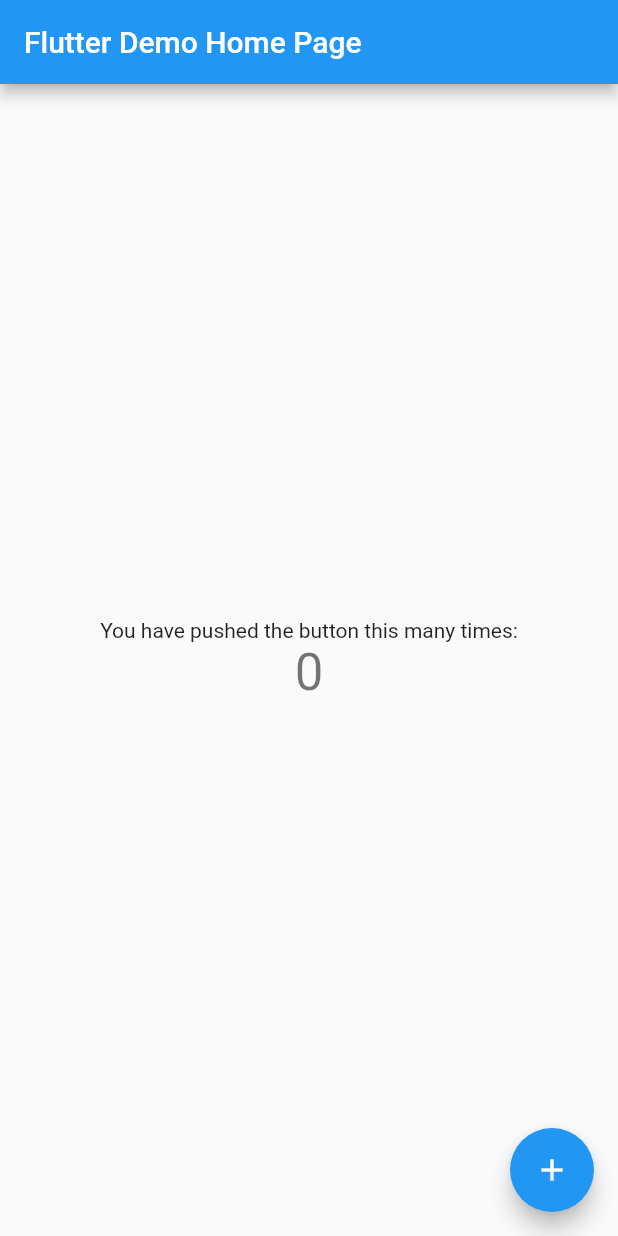
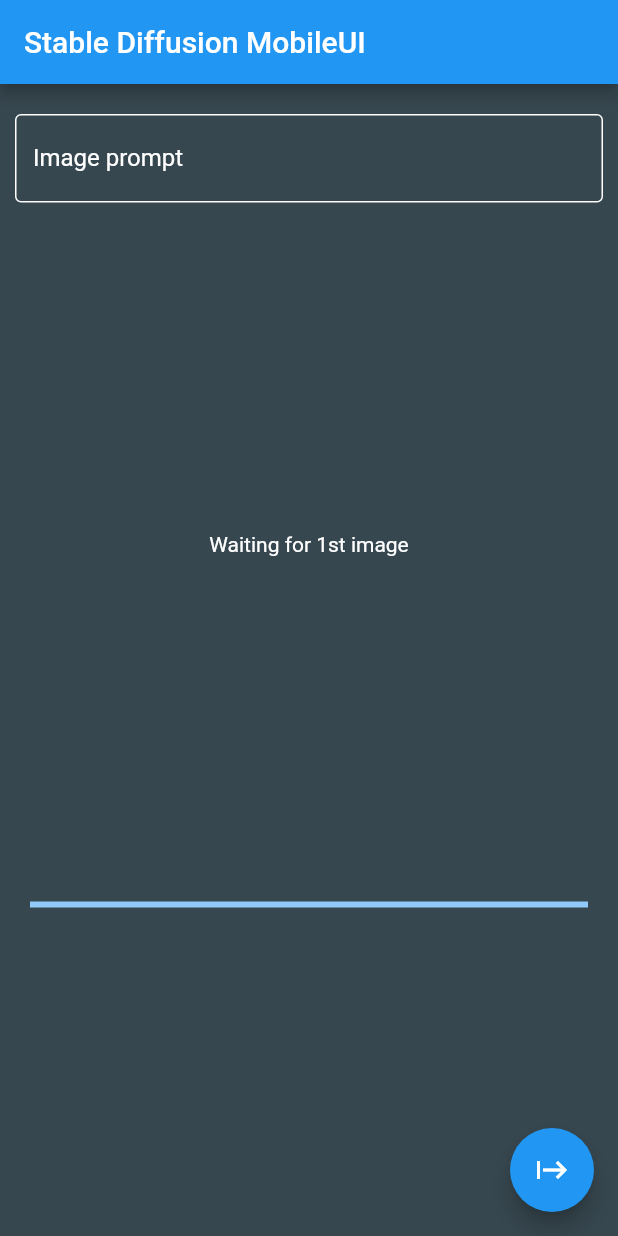
Before and after one commit to bjm021/stable_diffusion_mobileui, a Flutter app: the screen it shows after launch, on a phone screen of 412 x 824 dp. Run offline on Flutter 3.47's test engine with Material 2 defaults, Android fonts, the phone set to English and light mode, and no system bars; missing offline and left inert: dart:ffi.

Commit message:
First prototype

```diff
--- a/lib/main.dart
+++ b/lib/main.dart
@@ -1,8 +1,16 @@
+import 'dart:ffi';
+
 import 'package:flutter/material.dart';
+import 'dart:convert';
+import 'package:http/http.dart' as http;
 
 void main() {
   runApp(const MyApp());
 }
+
+bool inProgress = false;
+final progressValue = ValueNotifier<double>(0.0);
+double eta = 0.0;
 
 class MyApp extends StatelessWidget {
   const MyApp({super.key});
@@ -13,33 +21,20 @@ class MyApp extends StatelessWidget {
     return MaterialApp(
       title: 'Flutter Demo',
       theme: ThemeData(
-        // This is the theme of your application.
-        //
-        // Try running your application with "flutter run". You'll see the
-        // application has a blue toolbar. Then, without quitting the app, try
-        // changing the primarySwatch below to Colors.green and then invoke
-        // "hot reload" (press "r" in the console where you ran "flutter run",
-        // or simply save your changes to "hot reload" in a Flutter IDE).
-        // Notice that the counter didn't reset back to zero; the application
-        // is not restarted.
         primarySwatch: Colors.blue,
+        scaffoldBackgroundColor: Colors.blueGrey.shade800,
+        textTheme: const TextTheme(
+          bodyText2: TextStyle(color: Colors.white),
+          bodyText1: TextStyle(color: Colors.white),
+        ),
       ),
-      home: const MyHomePage(title: 'Flutter Demo Home Page'),
+      home: const MyHomePage(title: 'Stable Diffusion MobileUI'),
     );
   }
 }
 
 class MyHomePage extends StatefulWidget {
   const MyHomePage({super.key, required this.title});
-
-  // This widget is the home page of your application. It is stateful, meaning
-  // that it has a State object (defined below) that contains fields that affect
-  // how it looks.
-
-  // This class is the configuration for the state. It holds the values (in this
-  // case the title) provided by the parent (in this case the App widget) and
-  // used by the build method of the State. Fields in a Widget subclass are
-  // always marked "final".
 
   final String title;
 
@@ -48,68 +43,178 @@ class MyHomePage extends StatefulWidget {
 }
 
 class _MyHomePageState extends State<MyHomePage> {
-  int _counter = 0;
-
-  void _incrementCounter() {
-    setState(() {
-      // This call to setState tells the Flutter framework that something has
-      // changed in this State, which causes it to rerun the build method below
-      // so that the display can reflect the updated values. If we changed
-      // _counter without calling setState(), then the build method would not be
-      // called again, and so nothing would appear to happen.
-      _counter++;
-    });
-  }
+  String imageDataBase64 = 'NONE';
+  var promptController = TextEditingController();
 
   @override
   Widget build(BuildContext context) {
-    // This method is rerun every time setState is called, for instance as done
-    // by the _incrementCounter method above.
-    //
-    // The Flutter framework has been optimized to make rerunning build methods
-    // fast, so that you can just rebuild anything that needs updating rather
-    // than having to individually change instances of widgets.
     return Scaffold(
       appBar: AppBar(
-        // Here we take the value from the MyHomePage object that was created by
-        // the App.build method, and use it to set our appbar title.
         title: Text(widget.title),
       ),
-      body: Center(
-        // Center is a layout widget. It takes a single child and positions it
-        // in the middle of the parent.
+      body: SingleChildScrollView(
         child: Column(
-          // Column is also a layout widget. It takes a list of children and
-          // arranges them vertically. By default, it sizes itself to fit its
-          // children horizontally, and tries to be as tall as its parent.
-          //
-          // Invoke "debug painting" (press "p" in the console, choose the
-          // "Toggle Debug Paint" action from the Flutter Inspector in Android
-          // Studio, or the "Toggle Debug Paint" command in Visual Studio Code)
-          // to see the wireframe for each widget.
-          //
-          // Column has various properties to control how it sizes itself and
-          // how it positions its children. Here we use mainAxisAlignment to
-          // center the children vertically; the main axis here is the vertical
-          // axis because Columns are vertical (the cross axis would be
-          // horizontal).
+          mainAxisSize: MainAxisSize.min,
           mainAxisAlignment: MainAxisAlignment.center,
           children: <Widget>[
-            const Text(
-              'You have pushed the button this many times:',
+            Padding(
+              padding: const EdgeInsets.fromLTRB(10, 20, 10, 10),
+              child: TextFormField(
+                controller: promptController,
+                style: const TextStyle(color: Colors.white),
+                decoration: const InputDecoration(
+                  border: OutlineInputBorder(),
+                  enabledBorder: OutlineInputBorder(
+                    borderSide: BorderSide(color: Colors.white),
+                  ),
+                  focusedBorder: OutlineInputBorder(
+                    borderSide: BorderSide(color: Colors.blue),
+                  ),
+                  labelStyle: TextStyle(color: Colors.white),
+                  labelText: 'Image prompt',
+                ),
+              ),
             ),
-            Text(
-              '$_counter',
-              style: Theme.of(context).textTheme.headline4,
+            Padding(
+                padding: const EdgeInsets.fromLTRB(10, 10, 10, 10),
+                child: () {
+                  if (imageDataBase64 == 'NONE') {
+                    return const Padding(
+                      padding: EdgeInsets.fromLTRB(10, 200, 10, 200),
+                      child: Text(
+                        'Waiting for 1st image',
+                        style: TextStyle(color: Colors.white),
+                      ),
+                    );
+                  } else {
+                    return Image.memory(base64Decode(imageDataBase64));
+                  }
+                }()),
+            ValueListenableBuilder(
+              valueListenable: progressValue,
+              builder: (context, value, child) {
+                return Padding(
+                  padding: EdgeInsets.fromLTRB(20, 20, 20, 20),
+                  child: LinearProgressIndicator(
+                    value: value,
+                    semanticsLabel: "kkd",
+                  ),
+                );
+              },
             ),
           ],
         ),
       ),
       floatingActionButton: FloatingActionButton(
-        onPressed: _incrementCounter,
+        onPressed: () {
+          createImage(promptController.text).then((value) => {
+                setState(() {
+                  var image = value;
+                  if (value.contains(",")) {
+                    image = value.split(",")[1];
+                  }
+                  imageDataBase64 = image;
+                })
+              });
+        },
         tooltip: 'Increment',
-        child: const Icon(Icons.add),
+        child: const Icon(Icons.start),
       ), // This trailing comma makes auto-formatting nicer for build methods.
     );
   }
 }
+
+class ProgressBarIndicator extends StatefulWidget {
+  const ProgressBarIndicator({Key? key}) : super(key: key);
+
+  @override
+  State<ProgressBarIndicator> createState() => _ProgressBarIndicatorState();
+}
+
+class _ProgressBarIndicatorState extends State<ProgressBarIndicator>
+    with TickerProviderStateMixin {
+  late AnimationController controller;
+
+  @override
+  Widget build(BuildContext context) {
+    return LinearProgressIndicator(
+      value: controller.value,
+      semanticsLabel: 'Linear progress indicator',
+    );
+  }
+}
+
+Future<String> createImage(String prompt) async {
+  var map = <String, String>{};
+
+  print("Starting request");
+
+  map['enable_hr'] = "false";
+  map['denoising_strength'] = "0";
+  map['prompt'] = 'masterpiece, best quality, masterpiece, $prompt';
+  map['seed'] = "-1";
+  map['subseed'] = "-1";
+  map['batch_size'] = "1";
+  map['steps'] = "20";
+  map['cfg_scale'] = "20";
+  map['width'] = "512";
+  map['height'] = "512";
+  map['negative_prompt'] =
+      "lowres, bad anatomy, bad hands, text, error, missing fingers, extra digit, fewer digits, cropped, worst quality, low quality, normal quality, jpeg artifacts, signature, watermark, username, blurry, artist name";
+  map['sampler_index'] = "Euler";
+
+  var body = json.encode(map);
+
+  var url = Uri(
+      scheme: "http",
+      host: "192.168.7.148",
+      port: 7860,
+      path: "/sdapi/v1/txt2img");
+
+  inProgress = true;
+  progressValue.value = 0;
+  doProgress();
+  http.Response response = await http
+      .post(url, body: body, headers: {"Content-Type": "application/json"});
+
+  var images = jsonDecode(utf8.decode(response.bodyBytes))['images'];
+
+  inProgress = false;
+  progressValue.value = 1;
+  return images[0];
+}
+
+Future<Map<String, double>> getProgress() async {
+  var url = Uri(
+      scheme: "http",
+      host: "192.168.7.148",
+      port: 7860,
+      path: "/sdapi/v1/progress");
+  http.Response response = await http.get(url);
+
+  var jsonResp = jsonDecode(utf8.decode(response.bodyBytes));
+  return {
+    "progress": jsonResp['progress'],
+    "eta_relative": jsonResp['eta_relative'],
+  };
+}
+
+Future<void> doProgress() async {
+  while (true) {
+    await Future.delayed(
+      const Duration(milliseconds: 500),
+      () {
+        if (!inProgress) {
+          progressValue.value = 1;
+          return;
+        }
+        getProgress().then(
+          (value) => {
+            progressValue.value = value['progress']!,
+            print("Setting ${(value['progress']! / value['eta_relative']!)} from ${value['progress']} / ${value['eta_relative']}")
+          },
+        );
+      },
+    );
+  }
+}
--- a/pubspec.yaml
+++ b/pubspec.yaml
@@ -36,6 +36,7 @@ dependencies:
   # The following adds the Cupertino Icons font to your application.
   # Use with the CupertinoIcons class for iOS style icons.
   cupertino_icons: ^1.0.2
+  http: ^0.13.5
 
 dev_dependencies:
   flutter_test:
```
Also changed, not shown: pubspec.lock, 1 other file.
